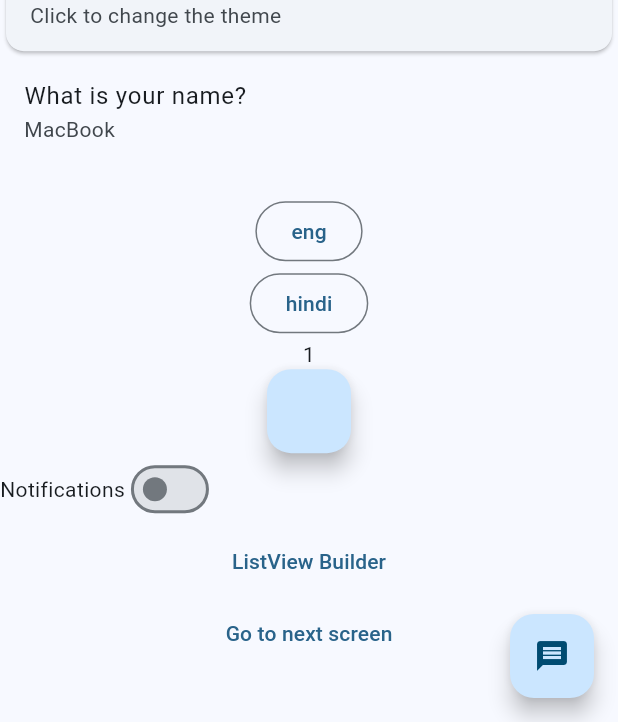
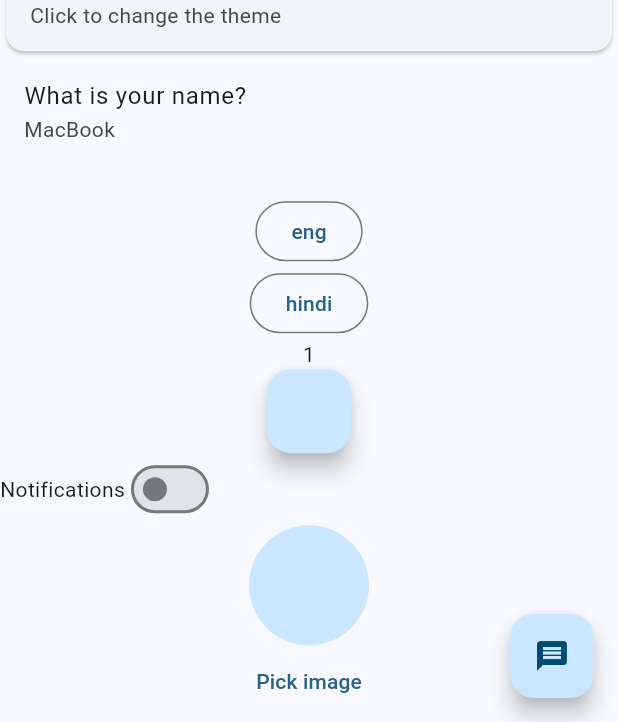
Before and after one commit to iabhinavrajput/flutter-getX, a Flutter app: the screen it shows after launch, on a phone screen of 412 x 824 dp, the part 514-1236 px from its top. Run offline on Flutter 3.47's test engine with Material 3 defaults, Android fonts, the phone set to English and light mode, and no system bars; our stand-ins replace get, image_picker.

Commit message:
feat: add image picker with GetX and update iOS/Android perms

```diff
--- a/lib/counter_controller.dart
+++ b/lib/counter_controller.dart
@@ -1,4 +1,5 @@
 import 'package:get/get.dart';
+import 'package:image_picker/image_picker.dart';
 
 class CounterController extends GetxController {
   RxInt counter = 1.obs;
@@ -27,3 +28,14 @@ class FavouriteController extends GetxController {
     temp.remove(value);
   }
 }
+
+class ImagePickerController extends GetxController {
+  RxString imagePath = ''.obs;
+  Future getImage() async {
+    final ImagePicker _picker = ImagePicker();
+    final image = await _picker.pickImage(source: ImageSource.camera);
+    if(image != null) {
+      imagePath.value = image.path.toString();
+    }
+  }
+}
--- a/lib/home_screen.dart
+++ b/lib/home_screen.dart
@@ -1,3 +1,5 @@
+import 'dart:io';
+
 import 'package:flutter/material.dart';
 import 'package:get/get.dart';
 import 'package:getx_demo/counter_controller.dart';
@@ -14,6 +16,9 @@ class _HomeScreenState extends State<HomeScreen> {
   final CounterController controller = Get.put(CounterController());
   final NotificationController notificationController = Get.put(
     NotificationController(),
+  );
+  ImagePickerController imagePickerController = Get.put(
+    ImagePickerController(),
   );
   @override
   Widget build(BuildContext context) {
@@ -123,6 +128,28 @@ class _HomeScreenState extends State<HomeScreen> {
                 ),
               ],
             ),
+
+            Obx(() {
+              return Column(
+                children: [
+                  CircleAvatar(
+                    radius: 40,
+                    backgroundImage: imagePickerController.imagePath.isNotEmpty
+                        ? FileImage(
+                            File(imagePickerController.imagePath.toString()),
+                          )
+                        : null,
+                  ),
+                  TextButton(
+                    onPressed: () {
+                      imagePickerController.getImage();
+                    },
+                    child: Text('Pick image'),
+                  ),
+                ],
+              );
+            }),
+
             TextButton(
               onPressed: () {
                 // Get.toNamed('/screenTwo');
--- a/pubspec.yaml
+++ b/pubspec.yaml
@@ -34,6 +34,7 @@ dependencies:
   # The following adds the Cupertino Icons font to your application.
   # Use with the CupertinoIcons class for iOS style icons.
   cupertino_icons: ^1.0.8
+  image_picker:
   get: ^4.7.2
 
 dev_dependencies:
```
Also changed, not shown: pubspec.lock, 13 other files.
